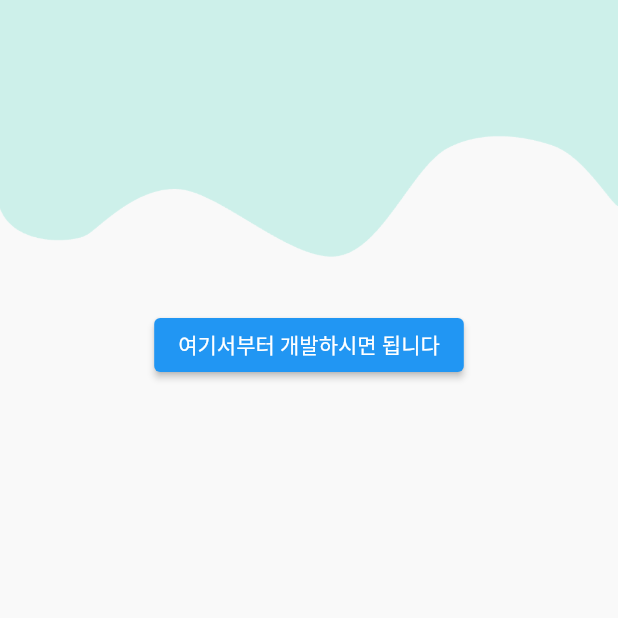
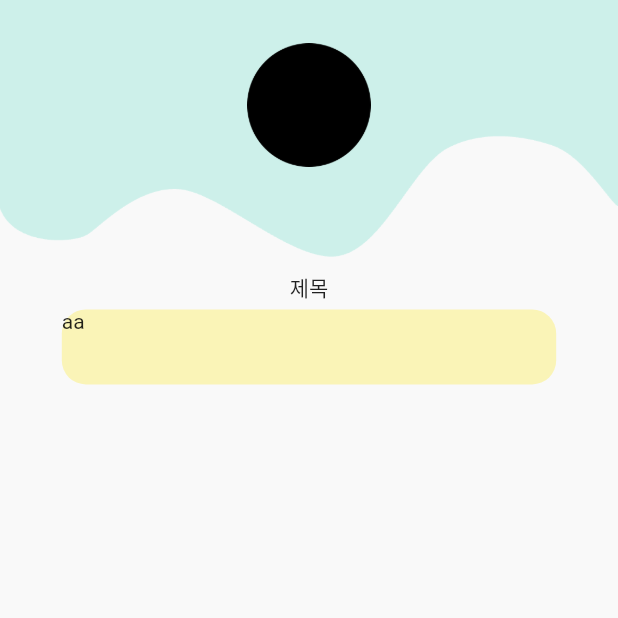
Before and after one commit to Google-DSC-SCH/first_side_project_app, a Flutter app: the ViewDaily screen opened directly, on a phone screen of 412 x 824 dp, the top half of it. Run offline on Flutter 3.47's test engine with Material 2 defaults, Android fonts, the phone set to English and light mode, and no system bars.

Commit message:
퍼센트 변환 함수 제작

```diff
--- a/lib/ViewDaily.dart
+++ b/lib/ViewDaily.dart
@@ -1,11 +1,12 @@
 import 'package:flutter/material.dart';
+import 'getMediaQuery.dart';
 
-class ViewDaily extends StatefulWidget{
+class ViewDaily extends StatefulWidget {
   @override
   State<ViewDaily> createState() => _ViewDaily();
 }
 
-class _ViewDaily extends State<ViewDaily>{
+class _ViewDaily extends State<ViewDaily> {
   @override
   Widget build(BuildContext context) => Container(
         // 상태바 높이만큼 띄우기
@@ -14,26 +15,58 @@ class _ViewDaily extends State<ViewDaily>{
         decoration: BoxDecoration(
             image: DecorationImage(
                 fit: BoxFit.fill,
-            image: AssetImage('assets/img/background.png')
-        )
-    ),
+                image: AssetImage('assets/img/background.png'))),
         child: Scaffold(
             backgroundColor: Colors.transparent,
             body: Column(
-        mainAxisAlignment: MainAxisAlignment.end,
+              // mainAxisAlignment: MainAxisAlignment.end,
               children: [
-          // 세로 화면의 25% 비율부터 시작
+                // 앱 상단 로고
                 Container(
-            height: MediaQuery.of(context).size.height * 75 / 100,
+                    height: (MediaQuery.of(context).size.height -
+                            MediaQuery.of(context).padding.top) *
+                        22 /
+                        100,
+                    width: (MediaQuery.of(context).size.height -
+                            MediaQuery.of(context).padding.top) *
+                        10 /
+                        100,
+                    padding: EdgeInsets.only(
+                        bottom: (MediaQuery.of(context).size.height -
+                                MediaQuery.of(context).padding.top) *
+                            5 /
+                            100),
+                    child: Image.asset(
+                      'assets/img/icon.png',
+                    )),
+                // 세로 화면의 22% 비율부터 시작
+                Container(
+                  height: (MediaQuery.of(context).size.height -
+                          MediaQuery.of(context).padding.top) *
+                      78 /
+                      100,
                   width: MediaQuery.of(context).size.width,
+                  // 여기서부터 찐 개발 시작
                   child: Column(
                     children: [
-                ElevatedButton(onPressed: ()=>null, child: Text("여기서부터 개발하시면 됩니다"))
+                      Text("제목"),
+                      Card(
+                          shape: RoundedRectangleBorder(  //모서리를 둥글게 하기 위해 사용
+                            borderRadius: BorderRadius.circular(16.0),
+                          ),
+                          color: Color(0xFFFAF4B7),
+                          elevation: 0, // 그림자 깊이
+                          child: Container(
+                            width: getMobileSizeFromPercent(context, 80, true),
+                            height: 50,
+                            child: Text("aa")
+                          ),
+
+                      )
                     ],
                   ),
                 )
-        ]
-      ,)
-    ),
+              ],
+            )),
       );
 }
--- /dev/null
+++ b/lib/getMediaQuery.dart
@@ -0,0 +1,11 @@
+import 'package:flutter/cupertino.dart';
+
+// 모바일 화면 구하는 함수(context, 변환하고자 하는 퍼센테이지, 가로,세로 여부/가로 true, 세로: false)
+double getMobileSizeFromPercent(BuildContext context, int percent, bool isWidth){
+  if(isWidth){
+    return MediaQuery.of(context).size.width * percent / 100;
+  }
+  else{
+    return MediaQuery.of(context).size.width * percent / 100;
+  }
+}
```
Lines whose indentation alone changed are shown as unchanged.
